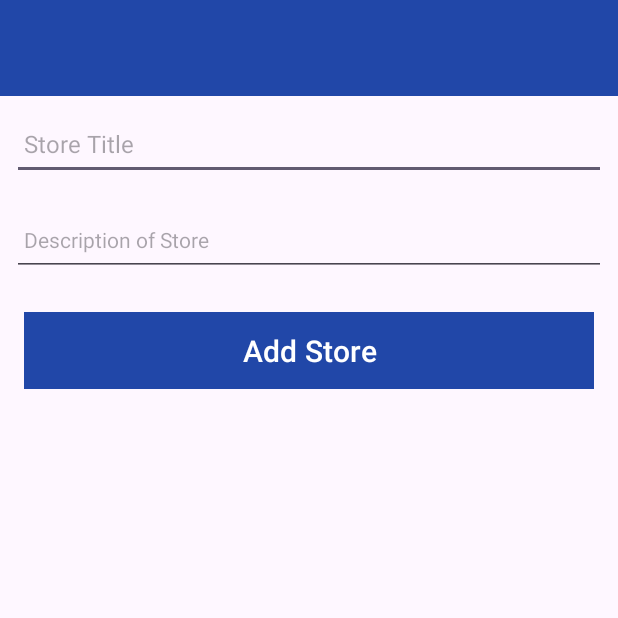
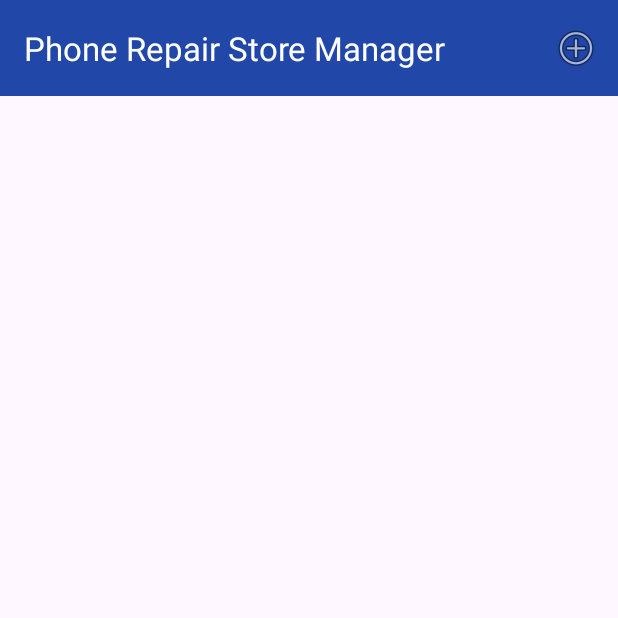
Before and after one commit to stephenmcgrath20103121/mobile-app-dev-1-ca1, an Android app: the screen it shows after launch (StoreActivity before the commit, StoreListActivity after it), on a phone screen of 412 x 824 dp, the top half of it. Run offline under Robolectric (Android 15) with nearby library versions, the phone set to English and light mode, and no system bars; our stand-ins replace Timber; 1 statement that could not run was skipped.

Commit message:
Lab-A02 content adapted to project

```diff
--- /dev/null
+++ b/app/src/main/java/ie/setu/assignment1/activities/StoreListActivity.kt
@@ -0,0 +1,58 @@
+package ie.setu.assignment1.activities
+
+import android.content.Intent
+import androidx.appcompat.app.AppCompatActivity
+import android.os.Bundle
+import android.view.Menu
+import android.view.MenuItem
+import androidx.activity.result.contract.ActivityResultContracts
+import androidx.recyclerview.widget.LinearLayoutManager
+import ie.setu.assignment1.R
+import ie.setu.assignment1.adapters.StoreAdapter
+import ie.setu.assignment1.databinding.ActivityStoreListBinding
+import ie.setu.assignment1.main.MainApp
+
+class StoreListActivity : AppCompatActivity() {
+
+    lateinit var app: MainApp
+    private lateinit var binding: ActivityStoreListBinding
+
+    override fun onCreate(savedInstanceState: Bundle?) {
+        super.onCreate(savedInstanceState)
+        binding = ActivityStoreListBinding.inflate(layoutInflater)
+        setContentView(binding.root)
+        binding.toolbar.title = title
+        setSupportActionBar(binding.toolbar)
+
+        app = application as MainApp
+
+        val layoutManager = LinearLayoutManager(this)
+        binding.recyclerView.layoutManager = layoutManager
+        binding.recyclerView.adapter = StoreAdapter(app.stores)
+    }
+
+    override fun onCreateOptionsMenu(menu: Menu): Boolean {
+        menuInflater.inflate(R.menu.menu_main, menu)
+        return super.onCreateOptionsMenu(menu)
+    }
+
+    override fun onOptionsItemSelected(item: MenuItem): Boolean {
+        when (item.itemId) {
+            R.id.item_add -> {
+                val launcherIntent = Intent(this, StoreActivity::class.java)
+                getResult.launch(launcherIntent)
+            }
+        }
+        return super.onOptionsItemSelected(item)
+    }
+
+    private val getResult =
+        registerForActivityResult(
+            ActivityResultContracts.StartActivityForResult()
+        ) {
+            if (it.resultCode == RESULT_OK) {
+                (binding.recyclerView.adapter)?.
+                notifyItemRangeChanged(0,app.stores.size)
+            }
+        }
+}
--- /dev/null
+++ b/app/src/main/java/ie/setu/assignment1/main/MainApp.kt
@@ -0,0 +1,20 @@
+package ie.setu.assignment1.main
+
+import android.app.Application
+import ie.setu.assignment1.models.StoreModel
+import timber.log.Timber
+import timber.log.Timber.i
+
+class MainApp : Application() {
+
+    val stores = ArrayList<StoreModel>()
+
+    override fun onCreate() {
+        super.onCreate()
+        Timber.plant(Timber.DebugTree())
+        i("Store started")
+        //stores.add(StoreModel("One", "About one..."))
+        //stores.add(StoreModel("Two", "About two..."))
+        //stores.add(StoreModel("Three", "About three..."))
+    }
+}
--- a/app/src/main/res/layout/activity_store.xml
+++ b/app/src/main/res/layout/activity_store.xml
@@ -53,7 +53,8 @@
                     android:maxLines="1"
                     android:padding="8dp"
                     android:textColor="@color/colorPrimaryDark"
-                    android:textSize="16sp" />
+                    android:textSize="16sp"
+                    tools:ignore="VisualLintTextFieldSize"/>
 
                 <EditText
                     android:id="@+id/description"
@@ -66,7 +67,8 @@
                     android:maxLines="1"
                     android:padding="8dp"
                     android:textColor="@color/colorPrimaryDark"
-                    android:textSize="14sp" />
+                    android:textSize="14sp"
+                    tools:ignore="VisualLintTextFieldSize" />
 
                 <Button
                     android:id="@+id/btnAdd"
@@ -78,7 +80,8 @@
                     android:stateListAnimator="@null"
                     android:text="@string/button_addStore"
                     android:textColor="@color/colorPrimary"
-                    android:textSize="20sp" />
+                    android:textSize="20sp"
+                    tools:ignore="VisualLintButtonSize" />
             </LinearLayout>
         </ScrollView>
 
--- /dev/null
+++ b/app/src/main/res/layout/activity_store_list.xml
@@ -0,0 +1,33 @@
+<?xml version="1.0" encoding="utf-8"?>
+<androidx.coordinatorlayout.widget.CoordinatorLayout
+    xmlns:android="http://schemas.android.com/apk/res/android"
+    xmlns:app="http://schemas.android.com/apk/res-auto"
+    xmlns:tools="http://schemas.android.com/tools"
+    android:id="@+id/main"
+    android:layout_width="match_parent"
+    android:layout_height="match_parent"
+    tools:context="ie.setu.assignment1.activities.StoreListActivity">
+
+    <com.google.android.material.appbar.AppBarLayout
+        android:layout_width="match_parent"
+        android:layout_height="wrap_content"
+        android:background="@color/colorAccent"
+        android:fitsSystemWindows="true"
+        app:elevation="0dip"
+        app:theme="@style/ThemeOverlay.AppCompat.Dark.ActionBar">
+
+        <androidx.appcompat.widget.Toolbar
+            android:id="@+id/toolbar"
+            android:layout_width="match_parent"
+            android:layout_height="wrap_content"
+            app:titleTextColor="@color/colorPrimary" />
+    </com.google.android.material.appbar.AppBarLayout>
+
+    <androidx.recyclerview.widget.RecyclerView
+        android:id="@+id/recyclerView"
+        android:layout_width="match_parent"
+        android:layout_height="match_parent"
+        android:scrollbars="vertical"
+        app:layout_behavior="@string/appbar_scrolling_view_behavior" />
+
+</androidx.coordinatorlayout.widget.CoordinatorLayout>
--- /dev/null
+++ b/app/src/main/res/menu/menu_main.xml
@@ -0,0 +1,10 @@
+<?xml version="1.0" encoding="utf-8"?>
+<menu xmlns:android="http://schemas.android.com/apk/res/android"
+    xmlns:app="http://schemas.android.com/apk/res-auto">
+
+    <item
+        android:id="@+id/item_add"
+        android:icon="@android:drawable/ic_menu_add"
+        android:title="@string/menu_addStore"
+        app:showAsAction="always" />
+</menu>
--- a/app/src/main/res/values/strings.xml
+++ b/app/src/main/res/values/strings.xml
@@ -1,6 +1,8 @@
 <resources>
-    <string name="app_name">Assignment 1</string>
+    <string name="app_name">Phone Repair Store Manager</string>
     <string name="button_addStore">Add Store</string>
-    <string name="hint_storeTitle">Store Title</string>
+    <string name="hint_storeTitle">Store Name</string>
     <string name="hint_storeDescription">Description of Store</string>
+    <string name="menu_addStore">Add</string>
+    <string name="menu_cancelStore">Cancel</string>
 </resources>
```
Also changed, not shown: app/src/main/AndroidManifest.xml (+13 -3 lines), app/src/main/java/ie/setu/assignment1/activities/StoreActivity.kt (+29 -9 lines), app/src/main/java/ie/setu/assignment1/adapters/StoreAdapter.kt (added, +33 -0 lines), app/src/main/res/layout/card_store.xml (added, +31 -0 lines), app/src/main/res/menu/menu_store.xml (added, +9 -0 lines).
